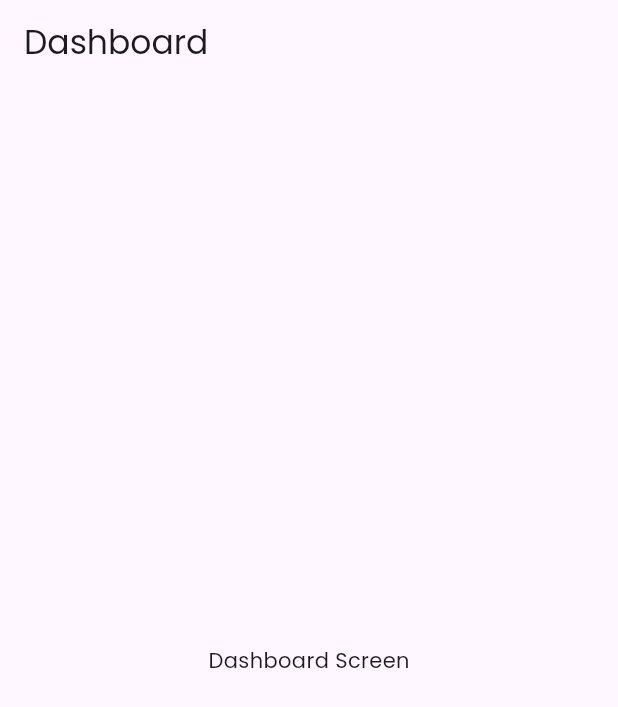
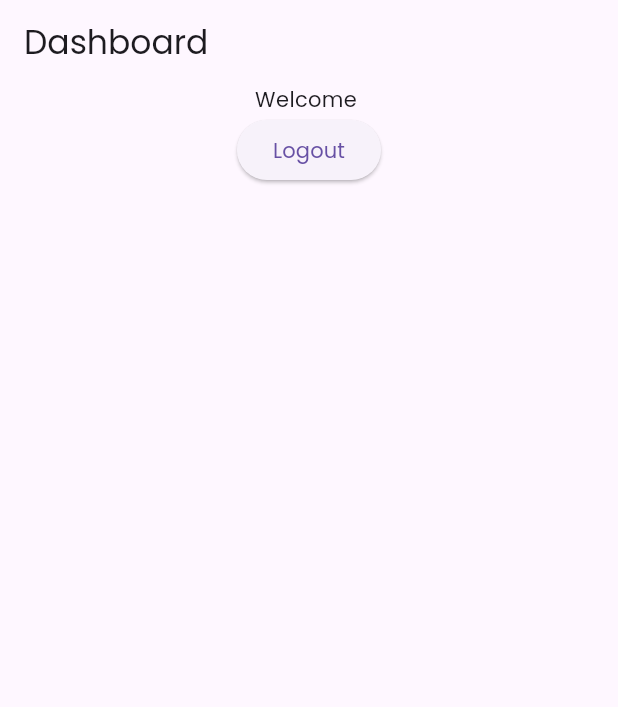
Before and after one commit to Yasitha-Bhanuka/GlobalChat-Flutter-App, a Flutter app: the DashboardScreen screen opened directly, on a phone screen of 412 x 824 dp. Shown: the top 707 px of the screen. Run offline on Flutter 3.47's test engine with Material 3 defaults, Android fonts, the phone set to English and light mode, and no system bars; our stand-ins replace firebase_auth, firebase_core; accounts and stored records are empty.

Commit message:
Add the autoValidateMode: AutovalidateMode.onUserInteraction for the each TextFormFields. then the add the pushAndRemoveUntil after see the dashboard screen it is the main screen no any backward navigations.  In the dashboardScreen set the firebase auth instance for the current user using instance we can pass the current user login credentials in an every screen.

```diff
--- a/lib/screens/dashboard_screen.dart
+++ b/lib/screens/dashboard_screen.dart
@@ -1,4 +1,6 @@
+import 'package:firebase_auth/firebase_auth.dart';
 import 'package:flutter/material.dart';
+import 'package:globalchat/screens/splash_screen.dart';
 
 class DashboardScreen extends StatefulWidget {
   const DashboardScreen({super.key});
@@ -8,13 +10,30 @@ class DashboardScreen extends StatefulWidget {
 }
 
 class _DashboardScreenState extends State<DashboardScreen> {
+  var user = FirebaseAuth.instance.currentUser;
+
   @override
   Widget build(BuildContext context) {
     return Scaffold(
       appBar: AppBar(
         title: Text("Dashboard"),
       ),
-      body: Center(child: Text("Dashboard Screen")),
+      body: Center(
+        child: Column(
+          children: [
+            Text("Welcome ${(user?.email ?? "").toString()}"),
+            ElevatedButton(
+                onPressed: () async {
+                  await FirebaseAuth.instance.signOut(); // logout
+                  Navigator.pushAndRemoveUntil(context,
+                      MaterialPageRoute(builder: (context) {
+                    return SplashScreen();
+                  }), (route) => false);
+                },
+                child: Text("Logout"))
+          ],
+        ),
+      ),
     );
   }
 }
```
Also changed, not shown: lib/screens/signup_screen.dart (+7 -0 lines).
